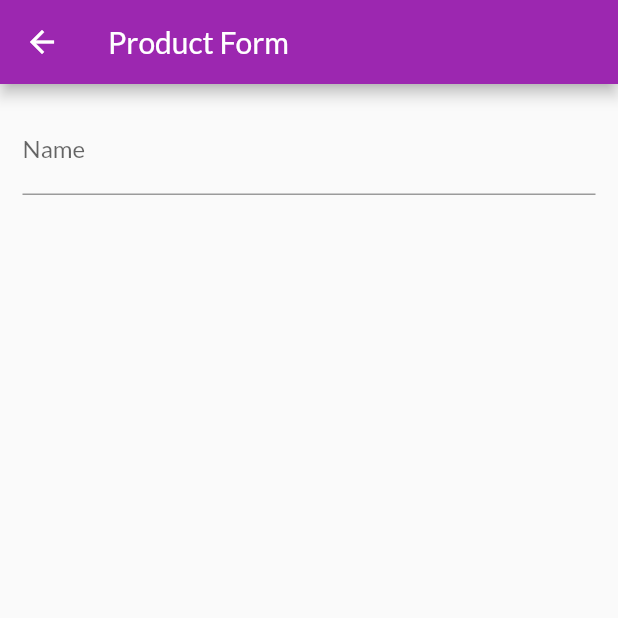
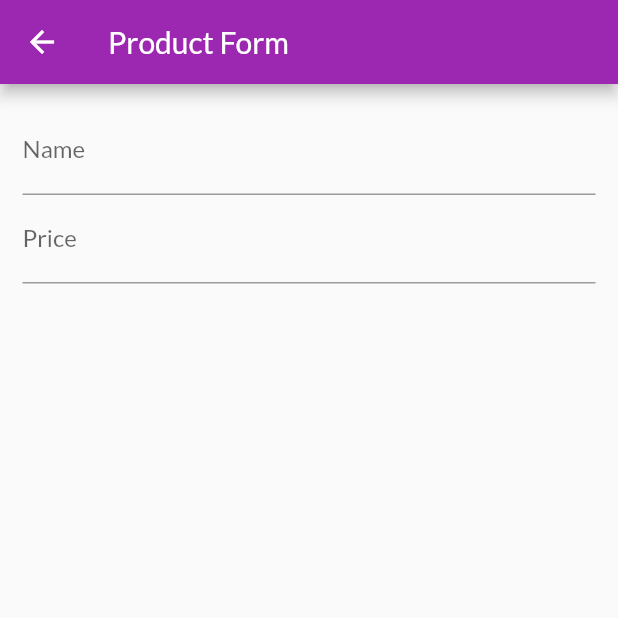
Before and after one commit to santclear/shop, a Flutter app: the ProductFormPage screen opened by its route, on a phone screen of 412 x 824 dp, the top half of it. Run offline on Flutter 3.47's test engine with Material 2 defaults, Android fonts, the phone set to English and light mode, and no system bars; network calls fail.

Commit message:
36 - Added price numeric field on product form and adjusted focus behavior between fields.

```diff
--- a/lib/pages/product_form_page.dart
+++ b/lib/pages/product_form_page.dart
@@ -5,6 +5,7 @@ class ProductFormPage extends StatelessWidget {
 
   @override
   Widget build(BuildContext context) {
+    final _priceFocus = FocusNode();
     return Scaffold(
       appBar: AppBar(
         title: const Text('Product Form'),
@@ -19,6 +20,17 @@ class ProductFormPage extends StatelessWidget {
                   labelText: 'Name',
                 ),
                 textInputAction: TextInputAction.next,
+                onFieldSubmitted: (_) {
+                  FocusScope.of(context).requestFocus(_priceFocus);
+                },
+              ),
+              TextFormField(
+                decoration: const InputDecoration(labelText: 'Price'),
+                textInputAction: TextInputAction.next,
+                focusNode: _priceFocus,
+                keyboardType: const TextInputType.numberWithOptions(
+                  decimal: true,
+                ),
               ),
             ],
           ),
```
